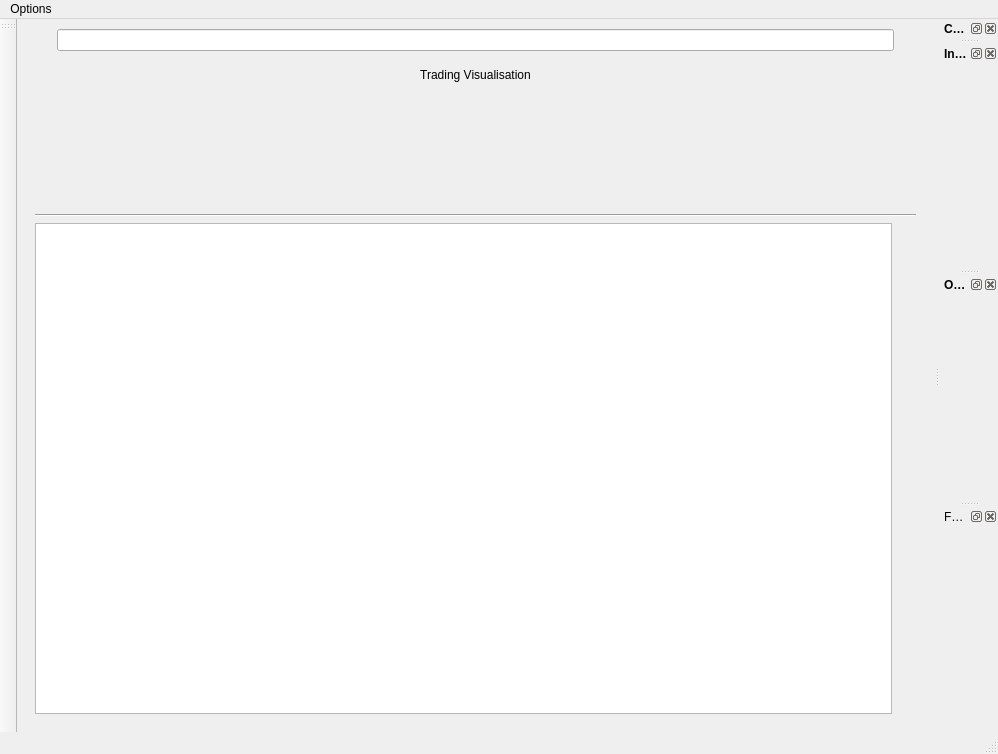
Qt form app/ui/main_window.ui (CryptoCoinsWorks/TradeFinance) before a commit.
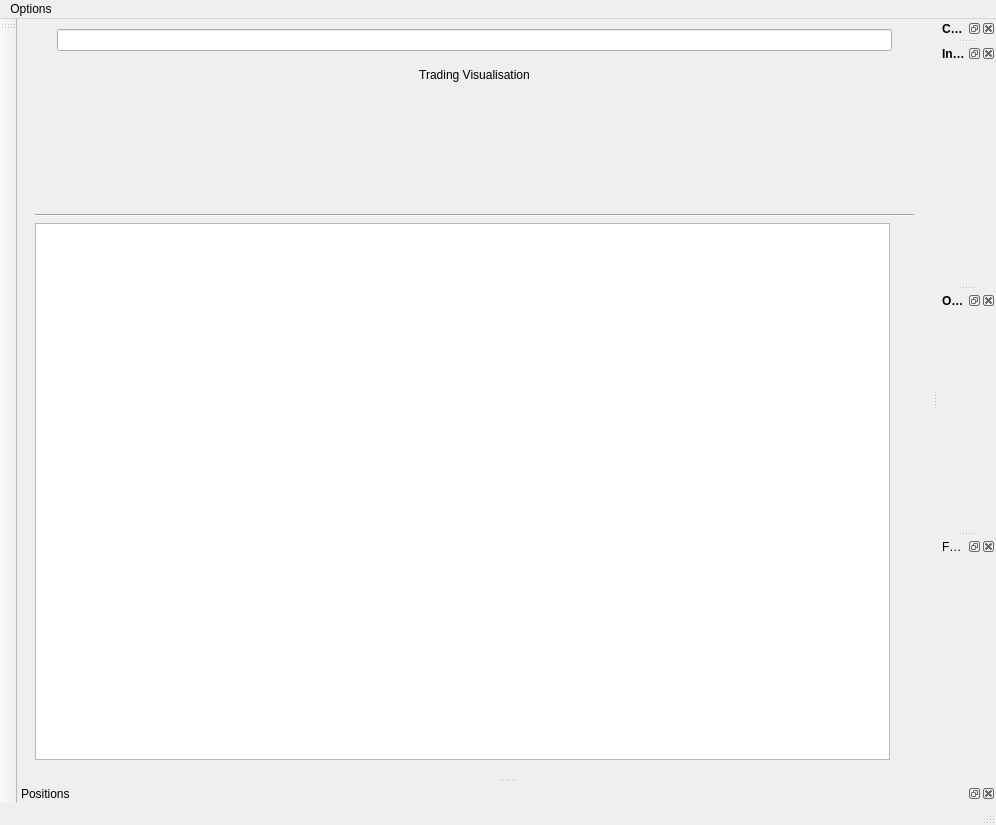
The same form after that commit. Icons and pictures are not drawn. Custom widgets are drawn as their Qt base class.

Commit message: Add position view + remove

```diff
--- a/app/ui/main_window.ui
+++ b/app/ui/main_window.ui
@@ -6,8 +6,8 @@
    <rect>
     <x>0</x>
     <y>0</y>
-    <width>998</width>
-    <height>754</height>
+    <width>996</width>
+    <height>825</height>
    </rect>
   </property>
   <property name="windowTitle">
@@ -362,7 +362,7 @@
     <rect>
      <x>0</x>
      <y>0</y>
-     <width>998</width>
+     <width>996</width>
      <height>21</height>
     </rect>
    </property>
@@ -446,6 +446,15 @@
    </attribute>
    <widget class="FavoritesWidget" name="wgt_favorites"/>
   </widget>
+  <widget class="QDockWidget" name="dock_wgt_order_list">
+   <property name="windowTitle">
+    <string>Positions</string>
+   </property>
+   <attribute name="dockWidgetArea">
+    <number>8</number>
+   </attribute>
+   <widget class="OrderList" name="wgt_order_list"/>
+  </widget>
   <action name="action_reload_indicators">
    <property name="text">
     <string>Reload Indicators</string>
@@ -524,7 +533,13 @@
   <customwidget>
    <class>OrderView</class>
    <extends>QWidget</extends>
-   <header>libs.order.h</header>
+   <header>libs.widgets.order_widget.h</header>
+   <container>1</container>
+  </customwidget>
+  <customwidget>
+   <class>OrderList</class>
+   <extends>QWidget</extends>
+   <header>libs.widgets.orders_list_widget.h</header>
    <container>1</container>
   </customwidget>
  </customwidgets>
```
The commit also changes 13 other files.
